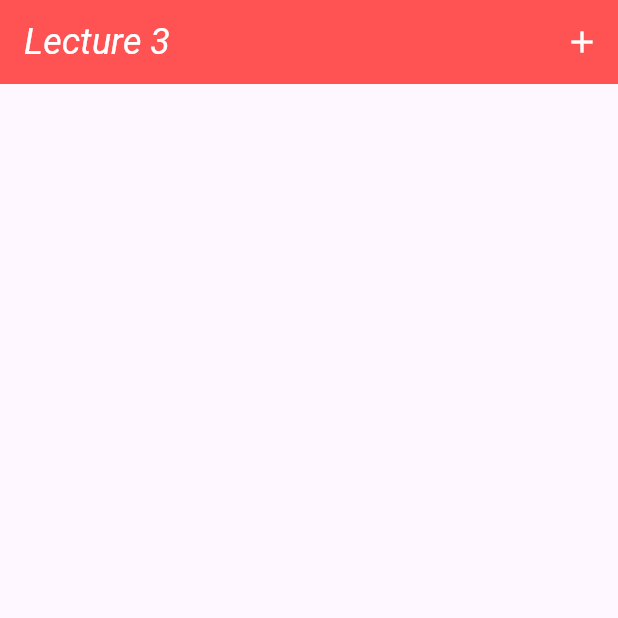
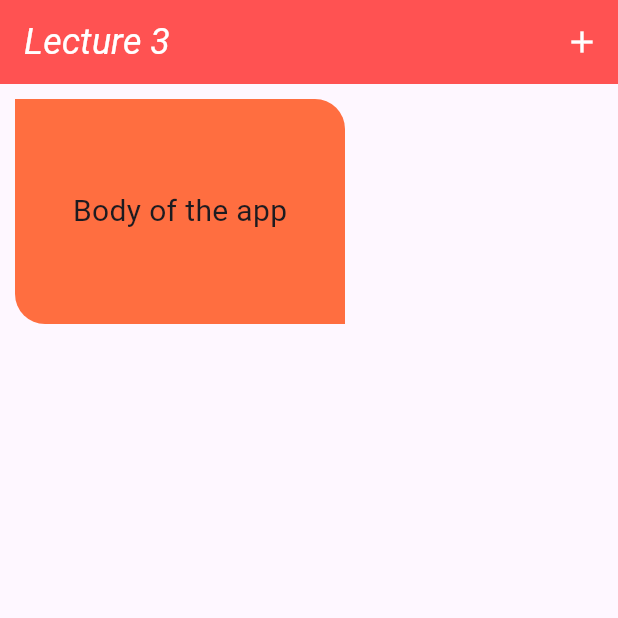
Before and after one commit to adhamStudy/flutter_lectures, a Flutter app: the screen it shows after launch, on a phone screen of 412 x 824 dp, the top half of it. Run offline on Flutter 3.47's test engine with Material 3 defaults, Android fonts, the light colour scheme and no system bars.

Commit message:
container done

```diff
--- a/lib/main.dart
+++ b/lib/main.dart
@@ -28,9 +28,29 @@ class MyApp extends StatelessWidget{
             }, icon: Icon(Icons.add))
           ],
          ),
-       ),
+         body:
+      //    Text('Hello from body , Hello from body, Hello from body, Hello from body, Hello from body ',
+      // maxLines: 1,
+      //      style: TextStyle(fontSize: 20,color: Colors.red),
+      //      overflow: TextOverflow.fade,
+      //
+      //    ),
+         Container(
+           decoration: BoxDecoration(color: Colors.deepOrangeAccent,
+           borderRadius: BorderRadius.only(bottomLeft: Radius.circular(20),topRight: Radius.circular(20)),
 
-      );
+
+
+           ),
+           margin: EdgeInsets.all(10),
+           width: 220,
+           height : 150,
+           // color: Colors.deepOrangeAccent,
+           child: Center(child: MyText('Body of the app'),),
+         )
+      ),
+      )
+    ;
   }
 }
 
```
